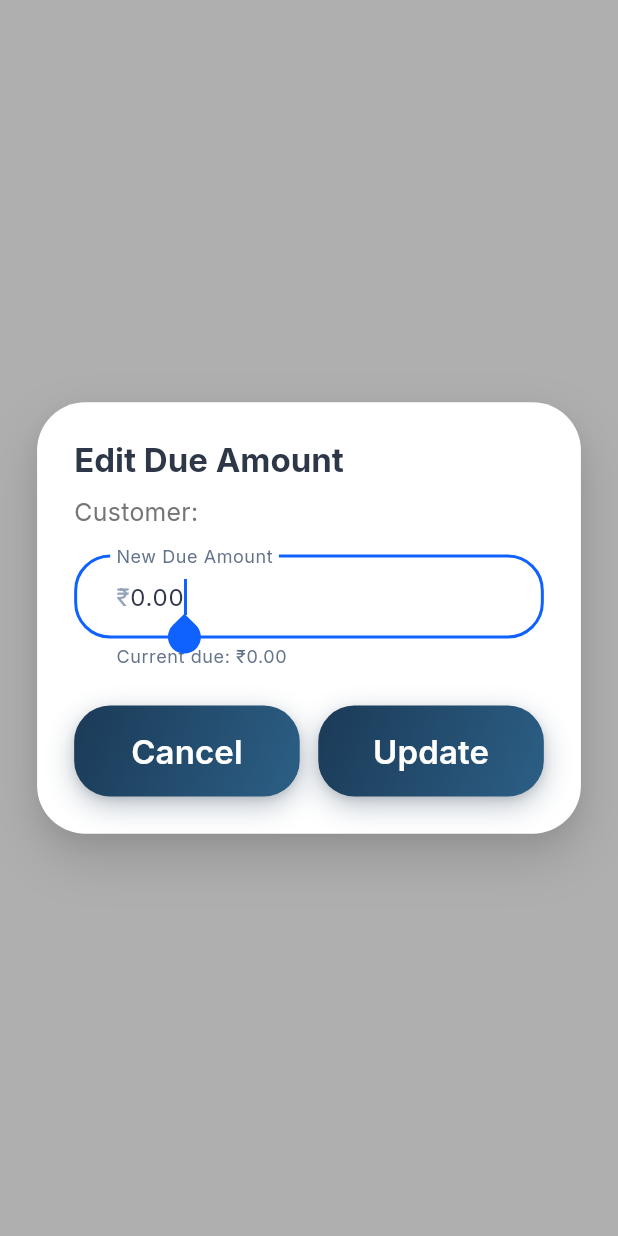
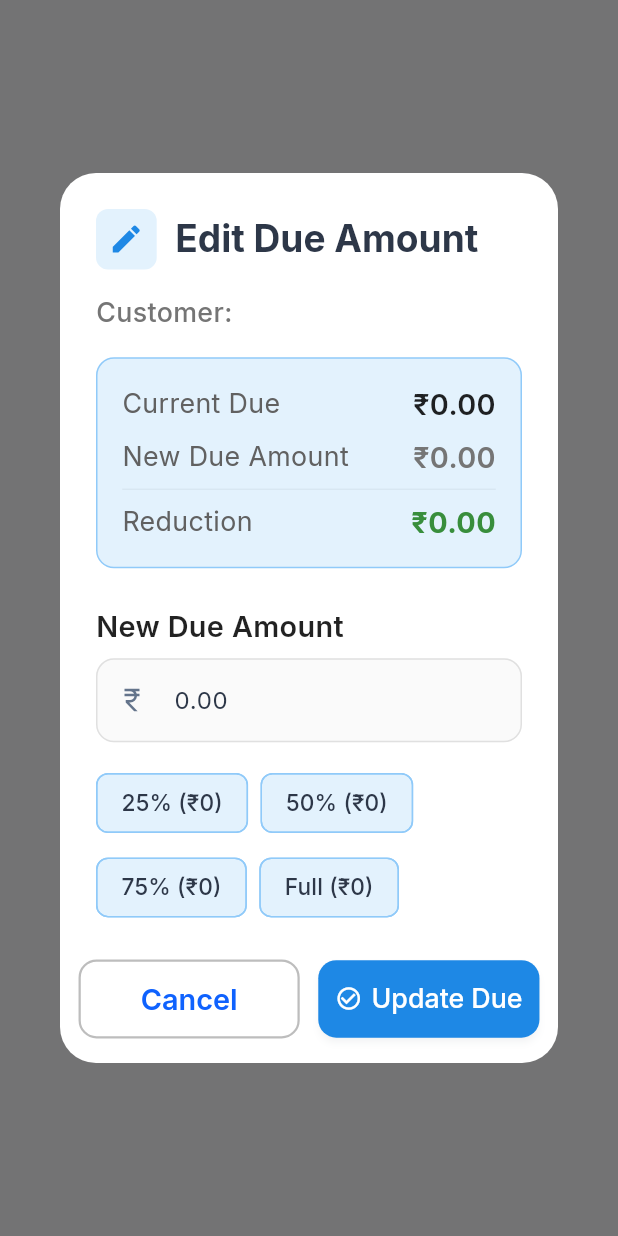
Before and after one commit to Sarthak030506/invoiceflow, a Flutter app: what show() shows on an empty page, opened directly with empty values, on a phone screen of 412 x 824 dp. Run offline on Flutter 3.47's test engine with Material 3 defaults, Android fonts, the phone set to English and light mode, and no system bars; our stand-ins replace cached_network_image, cloud_firestore, contacts_service, csv, dio, file_picker and 15 more; accounts and stored records are empty.

Commit message:
refactor: Update CustomerDueEditDialog to match Record Payment UI design
Changes:
- Replace BlurredModal with AlertDialog for consistency
- Add icon + title header with blue edit icon
- Replace current/new validation with reduction display
- Add blue summary card showing Current Due, New Amount, and Reduction
- Add rupee icon to amount input field
- Add quick amount buttons (25%, 50%, 75%, Full)
- Update button styling to match Record Payment design
- Show reduction amount in green (positive) or red (negative)
- Remove payment method dropdown (not needed for due editing)
- Convert to StatefulWidget for real-time calculation updates

UI now matches the Record Payment dialog design for consistency.

🤖 Generated with [Claude Code](https://claude.com/claude-code)

Co-Authored-By: Claude <noreply@anthropic.com>

```diff
--- a/lib/widgets/customer_due_edit_dialog.dart
+++ b/lib/widgets/customer_due_edit_dialog.dart
@@ -3,96 +3,77 @@ import 'package:flutter/services.dart';
 import 'package:sizer/sizer.dart';
 import '../models/customer_model.dart';
 import '../services/customer_service.dart';
-import '../widgets/blurred_modal.dart';
-import '../widgets/primary_button.dart';
 import '../widgets/feedback_animations.dart';
 import '../utils/haptic_feedback_util.dart';
 
-class CustomerDueEditDialog {
+class CustomerDueEditDialog extends StatefulWidget {
+  final CustomerModel customer;
+  final double currentDue;
+  final Function()? onUpdated;
+
+  const CustomerDueEditDialog({
+    super.key,
+    required this.customer,
+    required this.currentDue,
+    this.onUpdated,
+  });
+
   static Future<bool?> show(
     BuildContext context,
     CustomerModel customer,
     double currentDue, {
     Function()? onUpdated,
   }) {
-    final TextEditingController controller = TextEditingController(
-      text: currentDue.toStringAsFixed(2),
+    return showDialog<bool>(
+      context: context,
+      builder: (context) => CustomerDueEditDialog(
+        customer: customer,
+        currentDue: currentDue,
+        onUpdated: onUpdated,
+      ),
     );
-    final formKey = GlobalKey<FormState>();
+  }
+
+  @override
+  State<CustomerDueEditDialog> createState() => _CustomerDueEditDialogState();
+}
+
+class _CustomerDueEditDialogState extends State<CustomerDueEditDialog> {
+  late TextEditingController _amountController;
+  String? _errorText;
   final customerService = CustomerService.instance;
 
-    return BlurredModal.show(
-      context: context,
-      child: Form(
-        key: formKey,
-        child: Column(
-          mainAxisSize: MainAxisSize.min,
-          crossAxisAlignment: CrossAxisAlignment.start,
-          children: [
-            Text(
-              'Edit Due Amount',
-              style: Theme.of(context).textTheme.titleLarge?.copyWith(
-                fontWeight: FontWeight.bold,
-              ),
-            ),
-            SizedBox(height: 1.h),
-            Text(
-              'Customer: ${customer.name}',
-              style: TextStyle(
-                fontSize: 12.sp,
-                color: Colors.grey.shade600,
-              ),
-            ),
-            SizedBox(height: 2.h),
-            TextFormField(
-              controller: controller,
-              autofocus: true,
-              keyboardType: const TextInputType.numberWithOptions(decimal: true),
-              inputFormatters: [
-                FilteringTextInputFormatter.allow(RegExp(r'^\d+\.?\d{0,2}')),
-              ],
-              decoration: InputDecoration(
-                labelText: 'New Due Amount',
-                prefixText: '₹',
-                hintText: '0.00',
-                helperText: 'Current due: ₹${currentDue.toStringAsFixed(2)}',
-                border: OutlineInputBorder(
-                  borderRadius: BorderRadius.circular(12),
-                ),
-              ),
-              validator: (value) {
-                if (value == null || value.trim().isEmpty) {
-                  return 'Please enter an amount';
+  @override
+  void initState() {
+    super.initState();
+    // Pre-fill with current due amount
+    _amountController = TextEditingController(
+      text: widget.currentDue.toStringAsFixed(2),
+    );
   }
-                final amount = double.tryParse(value);
-                if (amount == null) {
-                  return 'Please enter a valid number';
+
+  @override
+  void dispose() {
+    _amountController.dispose();
+    super.dispose();
   }
-                if (amount < 0) {
-                  return 'Amount cannot be negative';
+
+  void _validateAndSubmit() async {
+    final amount = double.tryParse(_amountController.text);
+
+    if (amount == null || amount < 0) {
+      setState(() {
+        _errorText = 'Please enter a valid amount';
+      });
+      return;
     }
-                if (amount > currentDue) {
-                  return 'New amount cannot be greater than current due';
+
+    if (amount > widget.currentDue) {
+      setState(() {
+        _errorText = 'Amount cannot exceed current due (₹${widget.currentDue.toStringAsFixed(2)})';
+      });
+      return;
     }
-                return null;
-              },
-            ),
-            SizedBox(height: 3.h),
-            Row(
-              children: [
-                Expanded(
-                  child: PrimaryButton(
-                    text: 'Cancel',
-                    onPressed: () => Navigator.pop(context, false),
-                  ),
-                ),
-                SizedBox(width: 3.w),
-                Expanded(
-                  child: PrimaryButton(
-                    text: 'Update',
-                    onPressed: () async {
-                      if (formKey.currentState!.validate()) {
-                        final newAmount = double.parse(controller.text);
 
     // Show loading
     showDialog(
@@ -105,27 +86,27 @@ class CustomerDueEditDialog {
 
     try {
       await customerService.adjustOutstandingBalance(
-                            customer.id,
-                            newAmount,
+        widget.customer.id,
+        amount,
       );
 
-                          if (context.mounted) {
+      if (mounted) {
         Navigator.pop(context); // Close loading
         Navigator.pop(context, true); // Close dialog with success
 
         FeedbackAnimations.showSuccess(
           context,
-                              message: 'Due updated: ₹${newAmount.toStringAsFixed(2)}',
+          message: 'Due updated: ₹${amount.toStringAsFixed(2)}',
         );
         HapticFeedbackUtil.success();
 
         // Call refresh callback
-                            if (onUpdated != null) {
-                              onUpdated();
+        if (widget.onUpdated != null) {
+          widget.onUpdated!();
         }
       }
     } catch (e) {
-                          if (context.mounted) {
+      if (mounted) {
         Navigator.pop(context); // Close loading
         Navigator.pop(context, false); // Close dialog
 
@@ -137,14 +118,243 @@ class CustomerDueEditDialog {
       }
     }
   }
+
+  @override
+  Widget build(BuildContext context) {
+    final newDueAmount = double.tryParse(_amountController.text) ?? widget.currentDue;
+    final reduction = widget.currentDue - newDueAmount;
+
+    return AlertDialog(
+      title: Row(
+        children: [
+          Container(
+            padding: EdgeInsets.all(2.w),
+            decoration: BoxDecoration(
+              color: Colors.blue.shade50,
+              borderRadius: BorderRadius.circular(8),
+            ),
+            child: Icon(
+              Icons.edit,
+              color: Colors.blue.shade600,
+              size: 24,
+            ),
+          ),
+          SizedBox(width: 3.w),
+          Text(
+            'Edit Due Amount',
+            style: TextStyle(
+              fontSize: 18.sp,
+              fontWeight: FontWeight.bold,
+            ),
+          ),
+        ],
+      ),
+      content: SingleChildScrollView(
+        child: Column(
+          mainAxisSize: MainAxisSize.min,
+          crossAxisAlignment: CrossAxisAlignment.start,
+          children: [
+            // Customer Info
+            Text(
+              'Customer: ${widget.customer.name}',
+              style: TextStyle(
+                fontSize: 13.sp,
+                color: Colors.grey.shade600,
+                fontWeight: FontWeight.w500,
+              ),
+            ),
+            SizedBox(height: 2.h),
+
+            // Due Summary Card
+            Container(
+              padding: EdgeInsets.all(4.w),
+              decoration: BoxDecoration(
+                color: Colors.blue.shade50,
+                borderRadius: BorderRadius.circular(12),
+                border: Border.all(
+                  color: Colors.blue.shade200,
+                  width: 1,
+                ),
+              ),
+              child: Column(
+                children: [
+                  _buildSummaryRow(
+                    'Current Due',
+                    '₹${widget.currentDue.toStringAsFixed(2)}',
+                    Colors.black87,
+                  ),
+                  SizedBox(height: 1.h),
+                  _buildSummaryRow(
+                    'New Due Amount',
+                    '₹${newDueAmount.toStringAsFixed(2)}',
+                    Colors.grey.shade600,
+                  ),
+                  Divider(height: 2.h, thickness: 1),
+                  _buildSummaryRow(
+                    'Reduction',
+                    '₹${reduction.toStringAsFixed(2)}',
+                    reduction >= 0 ? Colors.green.shade700 : Colors.red.shade700,
+                    bold: true,
+                  ),
+                ],
+              ),
+            ),
+
+            SizedBox(height: 3.h),
+
+            // Amount Input
+            Text(
+              'New Due Amount',
+              style: TextStyle(
+                fontSize: 14.sp,
+                fontWeight: FontWeight.w600,
+                color: Colors.black87,
+              ),
+            ),
+            SizedBox(height: 1.h),
+            TextField(
+              controller: _amountController,
+              keyboardType: TextInputType.numberWithOptions(decimal: true),
+              inputFormatters: [
+                FilteringTextInputFormatter.allow(RegExp(r'^\d+\.?\d{0,2}')),
+              ],
+              decoration: InputDecoration(
+                prefixIcon: Icon(Icons.currency_rupee, size: 20),
+                hintText: 'Enter amount',
+                errorText: _errorText,
+                filled: true,
+                fillColor: Colors.grey.shade50,
+                border: OutlineInputBorder(
+                  borderRadius: BorderRadius.circular(12),
+                  borderSide: BorderSide(color: Colors.grey.shade300),
+                ),
+                enabledBorder: OutlineInputBorder(
+                  borderRadius: BorderRadius.circular(12),
+                  borderSide: BorderSide(color: Colors.grey.shade300),
+                ),
+                focusedBorder: OutlineInputBorder(
+                  borderRadius: BorderRadius.circular(12),
+                  borderSide: BorderSide(color: Colors.blue.shade600, width: 2),
+                ),
+              ),
+              onChanged: (_) {
+                setState(() {
+                  _errorText = null;
+                });
               },
+            ),
+
+            SizedBox(height: 2.h),
+
+            // Quick Amount Buttons
+            Wrap(
+              spacing: 2.w,
+              runSpacing: 1.h,
+              children: [
+                _buildQuickAmountChip('25%', widget.currentDue * 0.25),
+                _buildQuickAmountChip('50%', widget.currentDue * 0.50),
+                _buildQuickAmountChip('75%', widget.currentDue * 0.75),
+                _buildQuickAmountChip('Full', widget.currentDue),
+              ],
+            ),
+          ],
+        ),
+      ),
+      actionsPadding: EdgeInsets.fromLTRB(3.w, 0, 3.w, 2.h),
+      actions: [
+        Row(
+          children: [
+            Expanded(
+              child: OutlinedButton(
+                onPressed: () => Navigator.of(context).pop(false),
+                style: OutlinedButton.styleFrom(
+                  padding: EdgeInsets.symmetric(vertical: 1.8.h),
+                  side: BorderSide(color: Colors.grey.shade400, width: 1.5),
+                  shape: RoundedRectangleBorder(
+                    borderRadius: BorderRadius.circular(12),
+                  ),
+                ),
+                child: Text(
+                  'Cancel',
+                  style: TextStyle(
+                    fontSize: 14.sp,
+                    fontWeight: FontWeight.w600,
+                  ),
+                ),
+              ),
+            ),
+            SizedBox(width: 3.w),
+            Expanded(
+              child: ElevatedButton(
+                onPressed: _validateAndSubmit,
+                style: ElevatedButton.styleFrom(
+                  backgroundColor: Colors.blue.shade600,
+                  foregroundColor: Colors.white,
+                  padding: EdgeInsets.symmetric(vertical: 1.8.h),
+                  shape: RoundedRectangleBorder(
+                    borderRadius: BorderRadius.circular(12),
+                  ),
+                ),
+                child: Row(
+                  mainAxisSize: MainAxisSize.min,
+                  mainAxisAlignment: MainAxisAlignment.center,
+                  children: [
+                    Icon(Icons.check_circle_outline, size: 18),
+                    SizedBox(width: 1.5.w),
+                    Flexible(
+                      child: Text(
+                        'Update Due',
+                        style: TextStyle(fontSize: 13.sp),
+                        overflow: TextOverflow.ellipsis,
+                      ),
+                    ),
+                  ],
+                ),
               ),
             ),
           ],
         ),
       ],
+    );
+  }
+
+  Widget _buildSummaryRow(String label, String value, Color valueColor, {bool bold = false}) {
+    return Row(
+      mainAxisAlignment: MainAxisAlignment.spaceBetween,
+      children: [
+        Text(
+          label,
+          style: TextStyle(
+            fontSize: 13.sp,
+            color: Colors.grey.shade700,
           ),
         ),
+        Text(
+          value,
+          style: TextStyle(
+            fontSize: 14.sp,
+            fontWeight: bold ? FontWeight.bold : FontWeight.w600,
+            color: valueColor,
+          ),
+        ),
+      ],
+    );
+  }
+
+  Widget _buildQuickAmountChip(String label, double amount) {
+    return ActionChip(
+      label: Text(
+        '$label (₹${amount.toStringAsFixed(0)})',
+        style: TextStyle(fontSize: 11.sp),
+      ),
+      backgroundColor: Colors.blue.shade50,
+      side: BorderSide(color: Colors.blue.shade200),
+      onPressed: () {
+        setState(() {
+          _amountController.text = amount.toStringAsFixed(2);
+          _errorText = null;
+        });
+      },
     );
   }
 }
```
Lines whose indentation alone changed are shown as unchanged.
